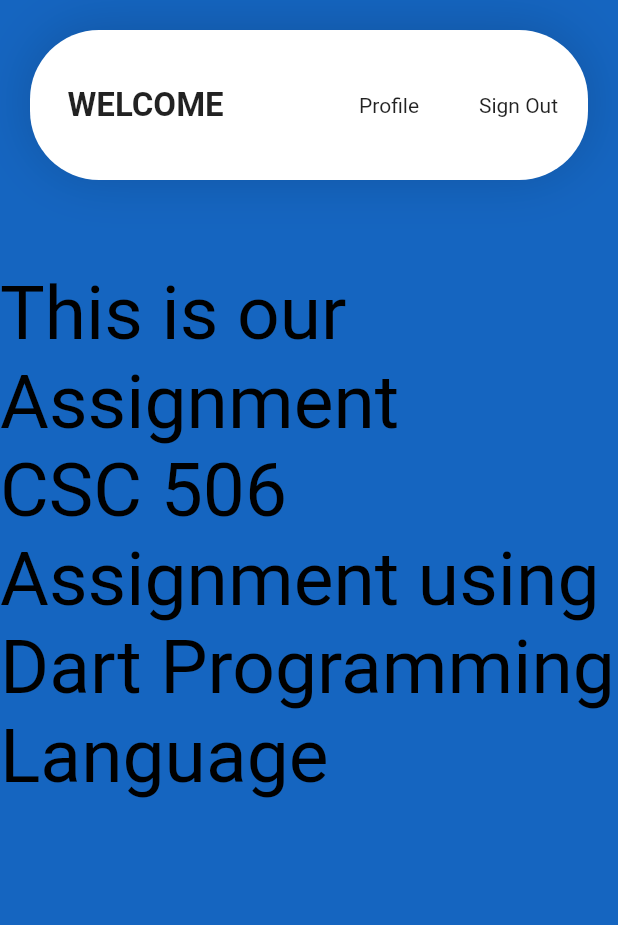
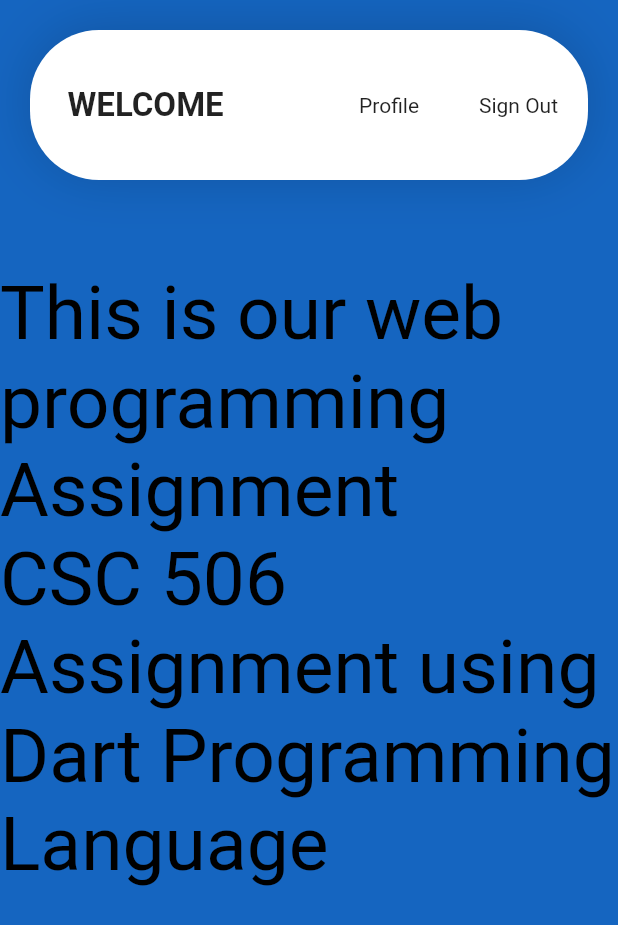
Before and after one commit to HauwaInuwa/CSC-506, a Flutter app: the screen it shows after launch, after a tap on "SIGN IN", on a phone screen of 412 x 824 dp. Shown: the top 925 px of the screen. Run offline on Flutter 3.47's test engine with Material 2 defaults, Android fonts, the phone set to English and light mode, and no system bars.

Commit message:
change display color

```diff
--- a/lib/home.dart
+++ b/lib/home.dart
@@ -68,7 +68,7 @@ class _MyHomeState extends State<MyHome> {
             color: Colors.blue[800],
           ),
           Text(
-            'This is our  Assignment',
+            'This is our web programming  Assignment',
             style: TextStyle(color: Colors.black, fontSize: 50),
           ),
           Text(
--- a/lib/main.dart
+++ b/lib/main.dart
@@ -1,4 +1,4 @@
-import 'package:flutter/material.dart';
+1import 'package:flutter/material.dart';
 import 'signup.dart';
 import 'home.dart';
 
@@ -36,7 +36,7 @@ class _MyHomePageState extends State<MyHomePage> {
           height: 670,
           width: 670,
           decoration: BoxDecoration(
-            border: Border.all(color: Colors.lightGreen),
+            border: Border.all(color: Colors.blue),
             borderRadius: BorderRadius.circular(10.0),
           ),
           child: Column(
@@ -58,7 +58,7 @@ class _MyHomePageState extends State<MyHomePage> {
                           style: TextStyle(
                               fontSize: 40.0,
                               fontWeight: FontWeight.bold,
-                              color: Colors.lightGreen[900]))),
+                              color: Colors.blue[900]))),
                 ),
                 Padding(
                   padding: const EdgeInsets.all(10.0),
```
